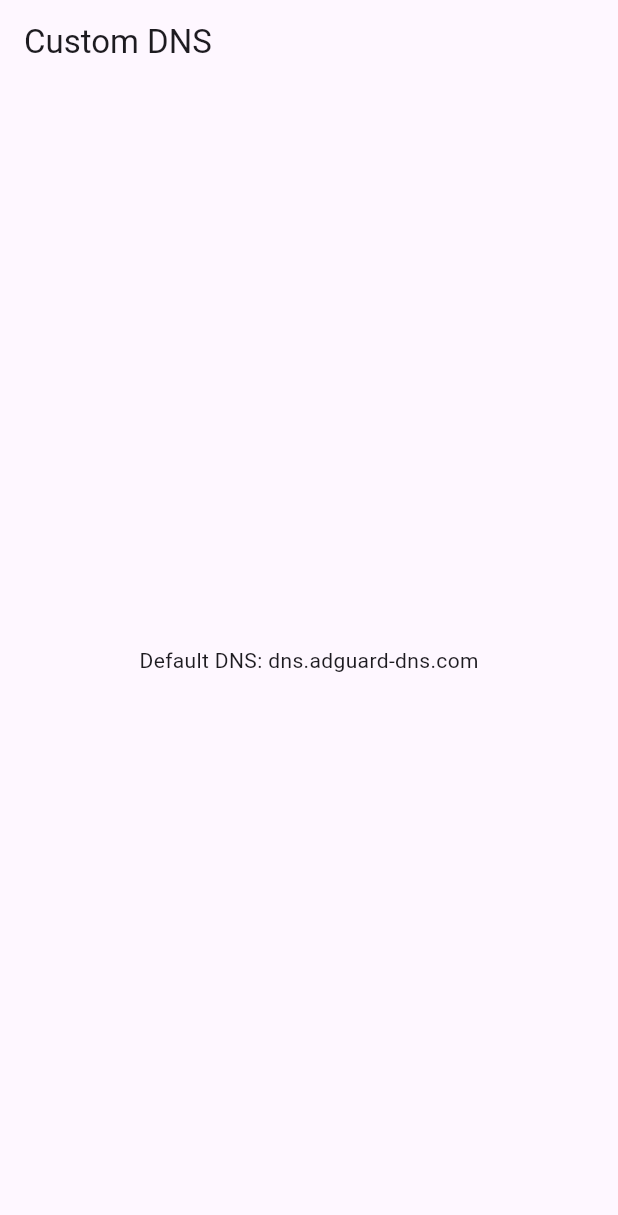
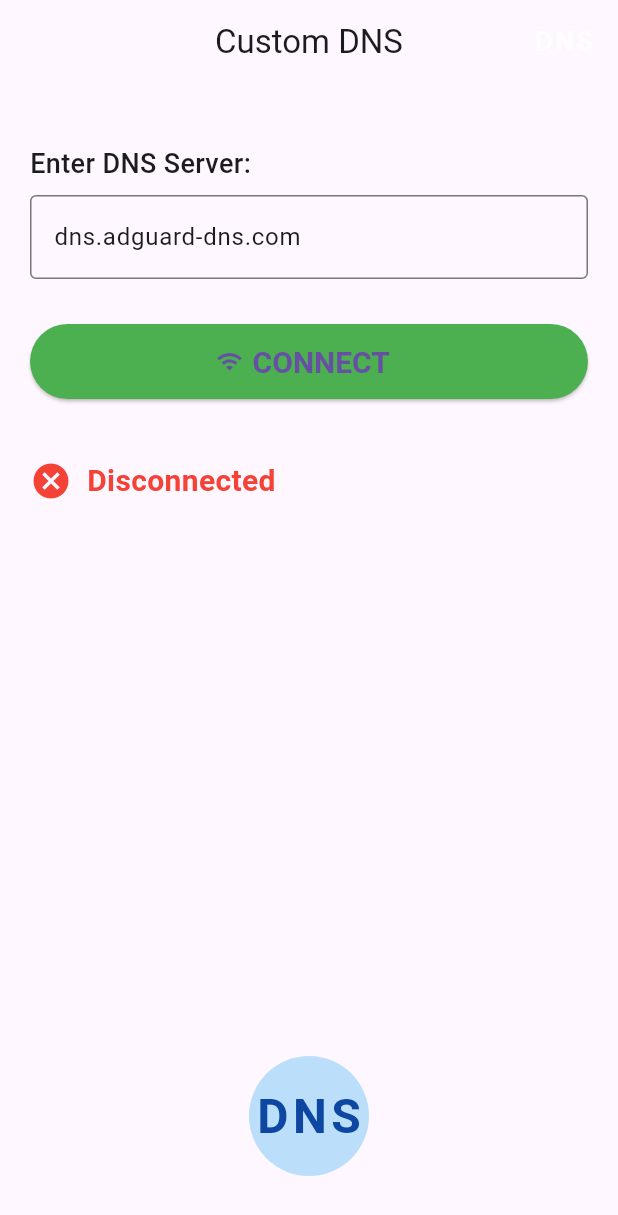
Before and after one commit to hemantasharma223/customdns, a Flutter app: the screen it shows after launch, on a phone screen of 412 x 824 dp. Shown: the top 1215 px of the screen. Run offline on Flutter 3.47's test engine with Material 3 defaults, Android fonts, the phone set to English and light mode, and no system bars.

Commit message:
Update main.dart

```diff
--- a/lib/main.dart
+++ b/lib/main.dart
@@ -1,22 +1,151 @@
 import 'package:flutter/material.dart';
 
 void main() {
-  runApp(const CustomDNSApp());
+  runApp(CustomDNSApp());
 }
 
 class CustomDNSApp extends StatelessWidget {
-  const CustomDNSApp({super.key});
-
   @override
   Widget build(BuildContext context) {
     return MaterialApp(
       title: 'Custom DNS',
-      home: Scaffold(
-        appBar: AppBar(
-          title: const Text('Custom DNS'),
-        ),
-        body: const Center(
-          child: Text('Default DNS: dns.adguard-dns.com'),
+      theme: ThemeData(
+        primarySwatch: Colors.blue,
+      ),
+      home: DNSHomePage(),
+      debugShowCheckedModeBanner: false,
+    );
+  }
+}
+
+class DNSHomePage extends StatefulWidget {
+  @override
+  _DNSHomePageState createState() => _DNSHomePageState();
+}
+
+class _DNSHomePageState extends State<DNSHomePage> {
+  final TextEditingController _dnsController =
+      TextEditingController(text: 'dns.adguard-dns.com');
+
+  bool _connected = false;
+
+  void _connect() {
+    setState(() {
+      _connected = true;
+    });
+    // Here you can add real VPN / DNS connect logic later
+  }
+
+  void _disconnect() {
+    setState(() {
+      _connected = false;
+    });
+    // Here you can add disconnect logic later
+  }
+
+  @override
+  Widget build(BuildContext context) {
+    return Scaffold(
+      appBar: AppBar(
+        title: Text('Custom DNS'),
+        centerTitle: true,
+        actions: [
+          Padding(
+            padding: const EdgeInsets.only(right: 16),
+            child: Center(
+              child: Text(
+                'DNS',
+                style: TextStyle(
+                  fontWeight: FontWeight.bold,
+                  fontSize: 18,
+                  letterSpacing: 1.5,
+                  color: Colors.white70,
+                ),
+              ),
+            ),
+          )
+        ],
+      ),
+      body: Padding(
+        padding: const EdgeInsets.all(20.0),
+        child: Column(
+          children: [
+            SizedBox(height: 20),
+            Align(
+              alignment: Alignment.centerLeft,
+              child: Text(
+                'Enter DNS Server:',
+                style: TextStyle(fontSize: 18, fontWeight: FontWeight.w500),
+              ),
+            ),
+            SizedBox(height: 8),
+            TextField(
+              controller: _dnsController,
+              decoration: InputDecoration(
+                border: OutlineInputBorder(),
+                hintText: 'Enter DNS server address',
+              ),
+              keyboardType: TextInputType.url,
+              enabled: !_connected,
+            ),
+            SizedBox(height: 30),
+            if (!_connected)
+              ElevatedButton.icon(
+                onPressed: _connect,
+                icon: Icon(Icons.wifi),
+                label: Text('CONNECT'),
+                style: ElevatedButton.styleFrom(
+                  minimumSize: Size(double.infinity, 50),
+                  backgroundColor: Colors.green,
+                  textStyle: TextStyle(fontSize: 20, fontWeight: FontWeight.bold),
+                ),
+              ),
+            if (_connected)
+              ElevatedButton.icon(
+                onPressed: _disconnect,
+                icon: Icon(Icons.wifi_off),
+                label: Text('DISCONNECT'),
+                style: ElevatedButton.styleFrom(
+                  minimumSize: Size(double.infinity, 50),
+                  backgroundColor: Colors.red,
+                  textStyle: TextStyle(fontSize: 20, fontWeight: FontWeight.bold),
+                ),
+              ),
+            SizedBox(height: 40),
+            Row(
+              children: [
+                Icon(
+                  _connected ? Icons.check_circle : Icons.cancel,
+                  color: _connected ? Colors.green : Colors.red,
+                  size: 28,
+                ),
+                SizedBox(width: 10),
+                Text(
+                  _connected ? 'Connected' : 'Disconnected',
+                  style: TextStyle(
+                    fontSize: 20,
+                    fontWeight: FontWeight.w600,
+                    color: _connected ? Colors.green : Colors.red,
+                  ),
+                ),
+              ],
+            ),
+            Spacer(),
+            CircleAvatar(
+              radius: 40,
+              backgroundColor: Colors.blue[100],
+              child: Text(
+                'DNS',
+                style: TextStyle(
+                  color: Colors.blue[900],
+                  fontSize: 32,
+                  fontWeight: FontWeight.bold,
+                  letterSpacing: 3,
+                ),
+              ),
+            ),
+            SizedBox(height: 20),
+          ],
         ),
       ),
     );
```
